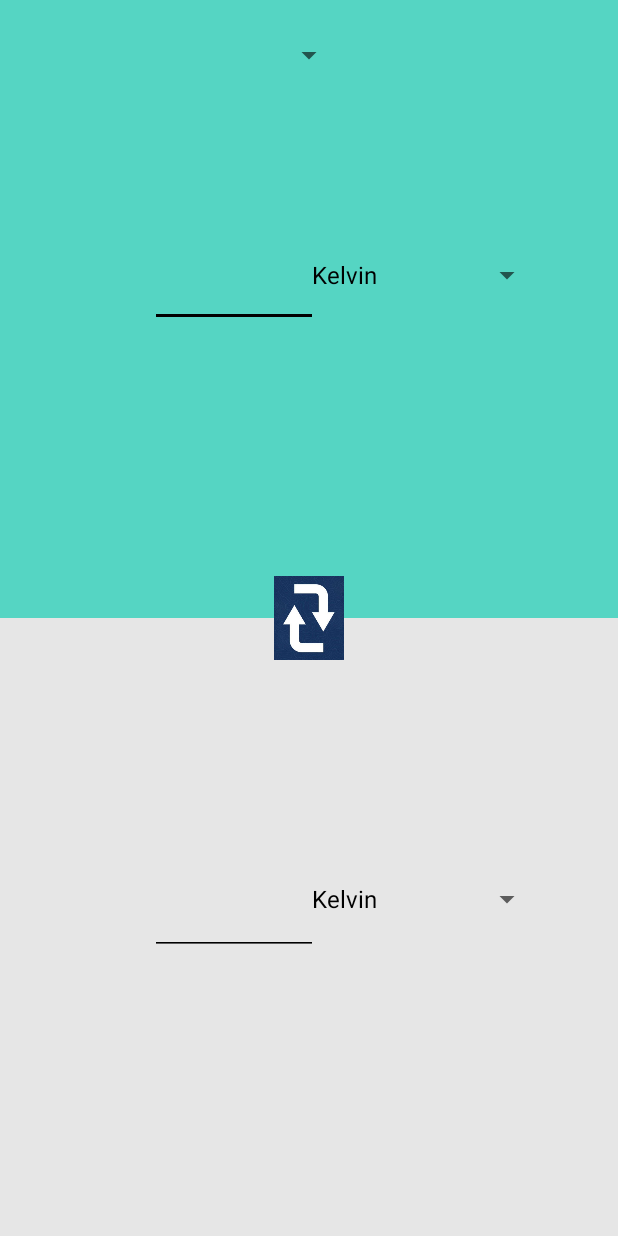
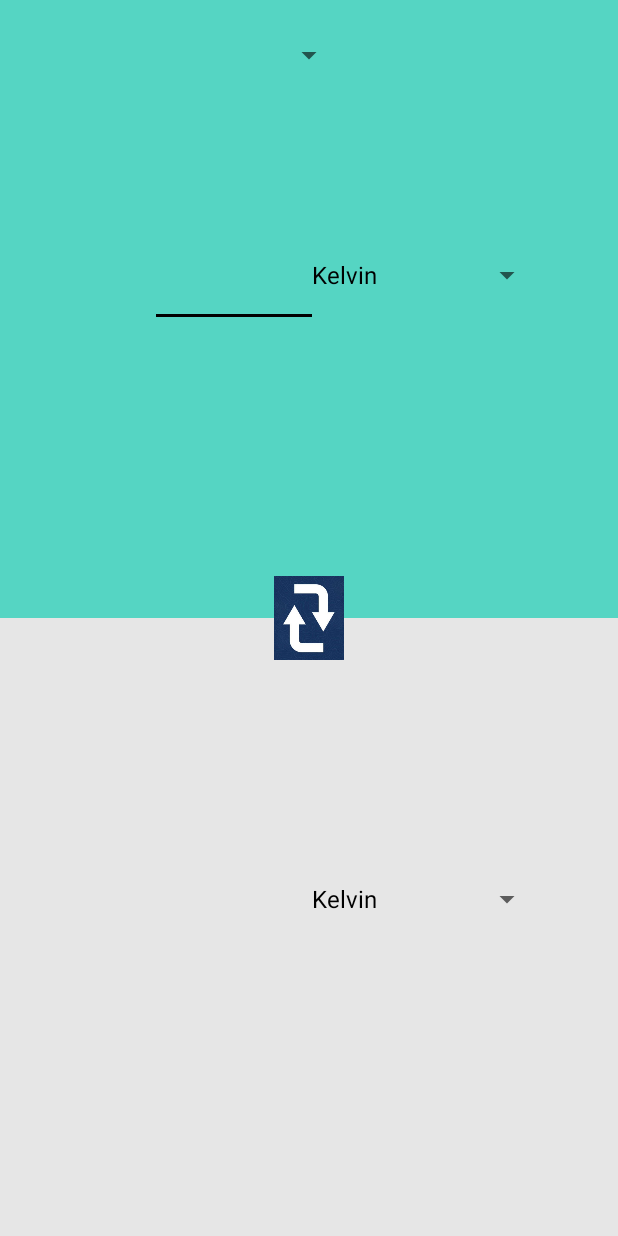
Before and after one commit to PallaviN26/conversionApplication, an Android app: the Temperature screen opened directly, with no data from a screen before it, on a phone screen of 412 x 824 dp. Run offline under Robolectric (Android 15) with nearby library versions, the phone set to English and light mode, and no system bars.

Commit message:
temp changes

```diff
--- a/app/src/main/java/com/example/conversionapplication/Converter.java
+++ b/app/src/main/java/com/example/conversionapplication/Converter.java
@@ -34,15 +34,17 @@ public abstract class Converter extends AppCompatActivity {
     public void listOptions(Spinner dropdown1, Spinner dropdown2,String tableName) {
         TemperatureHelper db=new TemperatureHelper(getApplicationContext(),"UnitDatabase",null,1);
         List<String> label=db.getUnits(tableName);
+        Log.i("labelLength:",String.valueOf(label.size()));
         ArrayAdapter<String> adapter=new ArrayAdapter<String>(this, android.R.layout.simple_spinner_dropdown_item,label);
         adapter.setDropDownViewResource(android.R.layout.simple_spinner_dropdown_item);
         dropdown1.setAdapter(adapter);
         dropdown2.setAdapter(adapter);
-        dropdown1.setOnItemSelectedListener(new ConversionOptionsSpinnerActivity());
-        sourceUnit = new String(value);
+       dropdown1.setOnItemSelectedListener(new ConversionOptionsSpinnerActivity());
+        sourceUnit = value;
         dropdown2.setOnItemSelectedListener(new ConversionOptionsSpinnerActivity());
-        targetUnit = new String(value);
+        targetUnit = value;
     }
+
     // On entering a digit the entered input to be read return the number
     public void  readInput(EditText text) {
         text.addTextChangedListener(new TextWatcher() {
@@ -54,8 +56,9 @@ public abstract class Converter extends AppCompatActivity {
 
             @Override
             public void onTextChanged(CharSequence s, int start, int before, int count) {
-                Log.i("Value", s.toString());
+                Log.i("Value", "1");
                 inputValue = Double.parseDouble(s.toString());
+                Log.i("inputValue", String.valueOf(inputValue));
                 convert(inputValue,sourceUnit,targetUnit);
             }
 
@@ -66,5 +69,5 @@ public abstract class Converter extends AppCompatActivity {
             }
         });
     }
-    public abstract double convert(double input, String unitFrom, String unitTo);
+    public abstract void convert(double input, String unitFrom, String unitTo);
 }
--- a/app/src/main/java/com/example/conversionapplication/Temperature.java
+++ b/app/src/main/java/com/example/conversionapplication/Temperature.java
@@ -1,9 +1,11 @@
 package com.example.conversionapplication;
 
 import android.os.Bundle;
+import android.util.Log;
 import android.widget.EditText;
 import android.widget.ImageView;
 import android.widget.Spinner;
+import android.widget.TextView;
 
 import com.example.conversionapplication.db.CategoryContract;
 import com.example.conversionapplication.db.TemperatureHelper;
@@ -12,6 +14,7 @@ public class Temperature extends Converter {
     ImageView swapImage;
     Spinner mainCategory, initialUnit,finalUnit;
     EditText input1,input2;
+    TextView output;
     double value;
     @Override
     protected void onCreate(Bundle savedInstanceState) {
@@ -30,6 +33,7 @@ public class Temperature extends Converter {
         initialUnit = findViewById(R.id.temperatureUnit1);
         finalUnit= findViewById(R.id.temperatureUnit2);
         input1 = findViewById(R.id.input1);
+        output=findViewById(R.id.output);
         value = Converter.inputValue;
         listMainCategory(mainCategory);
         listOptions(initialUnit,finalUnit,"temperature");
@@ -37,8 +41,52 @@ public class Temperature extends Converter {
 
 
     @Override
-    public double convert(double input, String unitFrom, String unitTo) {
-        return 0;
+    public void convert(double input, String unitFrom, String unitTo) {
+        Log.i("curr","convert for switch");
+//        double currInput=Converter.inputValue;
+//        Log.i("curr",String.valueOf(currInput));
+//        double resultValue=0.0;
+//        switch (Converter.sourceUnit){
+//            case "Kelvin":
+//                switch (Converter.targetUnit){
+//                case "Celsius":
+//                    resultValue=convertKelvinToCelsius(currInput);
+//                    break;
+//                case "Fahrenheit":
+//                    resultValue=convertKelvinToFahrenheit(currInput);
+//                    break;
+//                default:
+//                    resultValue=currInput;
+//            }
+//                break;
+//            case "Fahrenheit":
+//            switch(Converter.targetUnit){
+//                case "Kelvin":
+//                    resultValue=convertFahrenheitToKelvin(currInput);
+//                    break;
+//                case "Celsius":
+//                    resultValue=convertFahrenheitToCelsius(currInput);
+//                    break;
+//                default:
+//                    resultValue=currInput;
+//            }
+//            break;
+//            case "Celsius":
+//            switch (Converter.targetUnit){
+//                case "Fahrenheit":
+//                    resultValue=convertCelsiusToFahrenheit(currInput);
+//                    break;
+//                case "Kelvin":
+//                    resultValue=convertCelsiusToKelvin(currInput);
+//                    break;
+//                default:
+//                    resultValue=currInput;
+//            }
+//            default:
+//                Log.i("Invalid","invalid input by source");
+//        }
+        Log.i("resValue",String.valueOf(1));
+        output.setText(String.valueOf(1));
     }
 
     public  double convertCelsiusToKelvin(double celsius){
--- a/app/src/main/res/layout/activity_temperature.xml
+++ b/app/src/main/res/layout/activity_temperature.xml
@@ -98,8 +98,8 @@
 
                     >
 
-                    <EditText
-                        android:id="@+id/input"
+                    <TextView
+                        android:id="@+id/output"
                         android:layout_width="100dp"
                         android:layout_height="75dp"
 
@@ -115,9 +115,6 @@
                         android:layout_marginEnd="200dp"
                         android:layout_marginRight="200dp"
                         android:layout_marginBottom="125dp"
-                        android:backgroundTint="@color/black"
-                        android:ems="10"
-                        android:inputType="number"
                         android:textSize="24sp"
                         android:textStyle="italic" />
 
```
Also changed, not shown: app/src/main/java/com/example/conversionapplication/db/CategoryHelper.java (+4 -3 lines).
